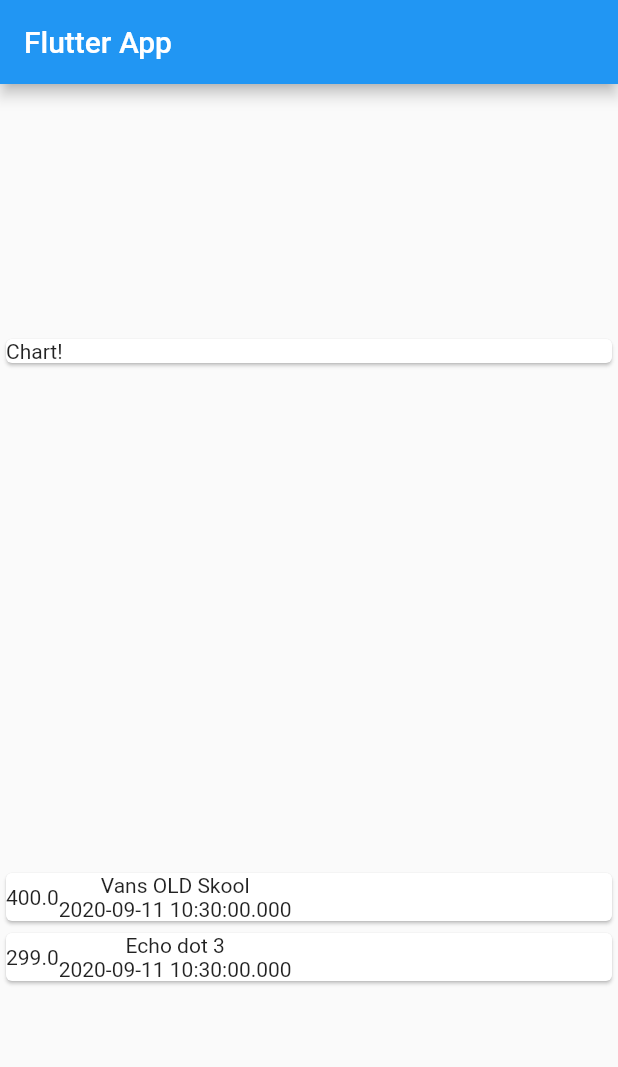
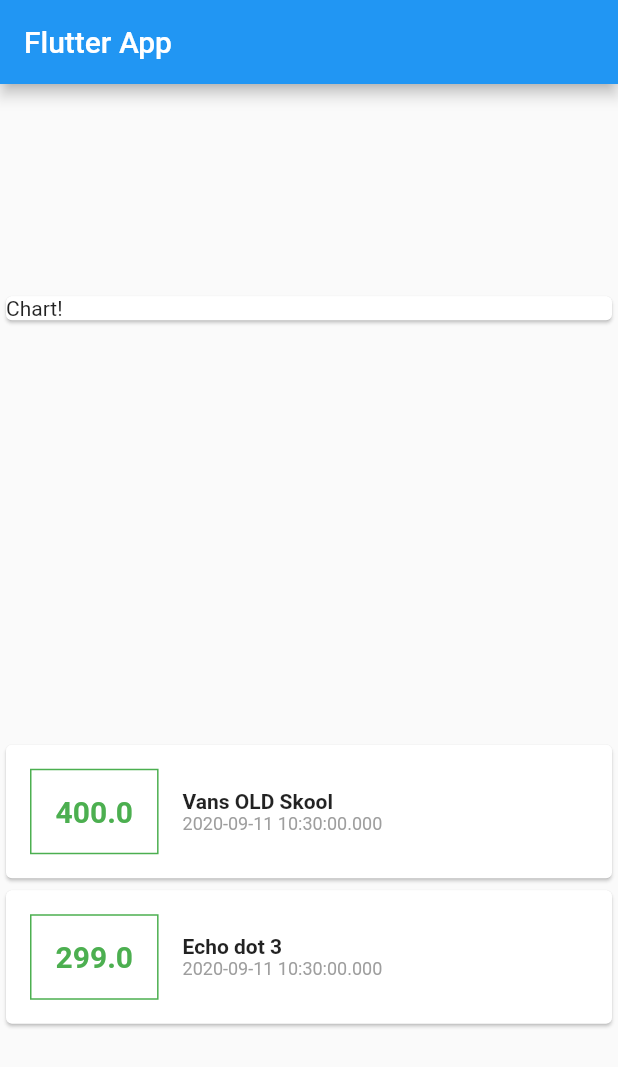
Before and after one commit to alexrodrigues/FlutterExpensesApp, a Flutter app: the screen it shows after launch, on a phone screen of 412 x 824 dp. Shown: the top 1067 px of the screen. Run offline on Flutter 3.47's test engine with Material 2 defaults, Android fonts, the phone set to English and light mode, and no system bars.

Commit message:
seguindo com o curso

```diff
--- a/lib/widgets/transaction_card.dart
+++ b/lib/widgets/transaction_card.dart
@@ -12,12 +12,26 @@ class TransactionCard extends StatelessWidget {
       child: Row(
         children: [
           Container(
-            child: Text(_transaction.amount.toString()),
+            margin: EdgeInsets.symmetric(vertical: 16.0, horizontal: 16.0),
+            decoration: BoxDecoration(border: Border.all(color: Colors.green)),
+            padding: EdgeInsets.all(16.0),
+            child: Text(
+              _transaction.amount.toString(),
+              style: TextStyle(
+                  fontWeight: FontWeight.bold,
+                  fontSize: 20.0,
+                  color: Colors.green),
+            ),
           ),
           Column(
+            crossAxisAlignment: CrossAxisAlignment.start,
             children: [
-              Text(_transaction.title),
-              Text(_transaction.date.toString()),
+              Text(
+                _transaction.title,
+                style: TextStyle(fontSize: 14.0, fontWeight: FontWeight.bold),
+              ),
+              Text(_transaction.date.toString(),
+                  style: TextStyle(fontSize: 12.0, color: Colors.grey)),
             ],
           )
         ],
```
